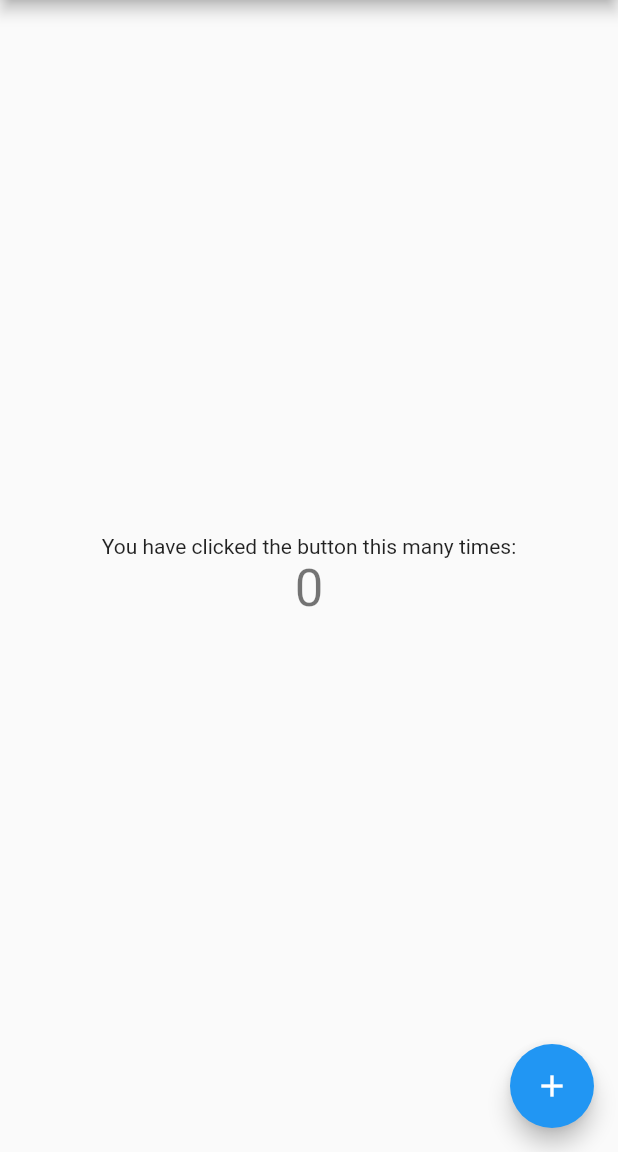
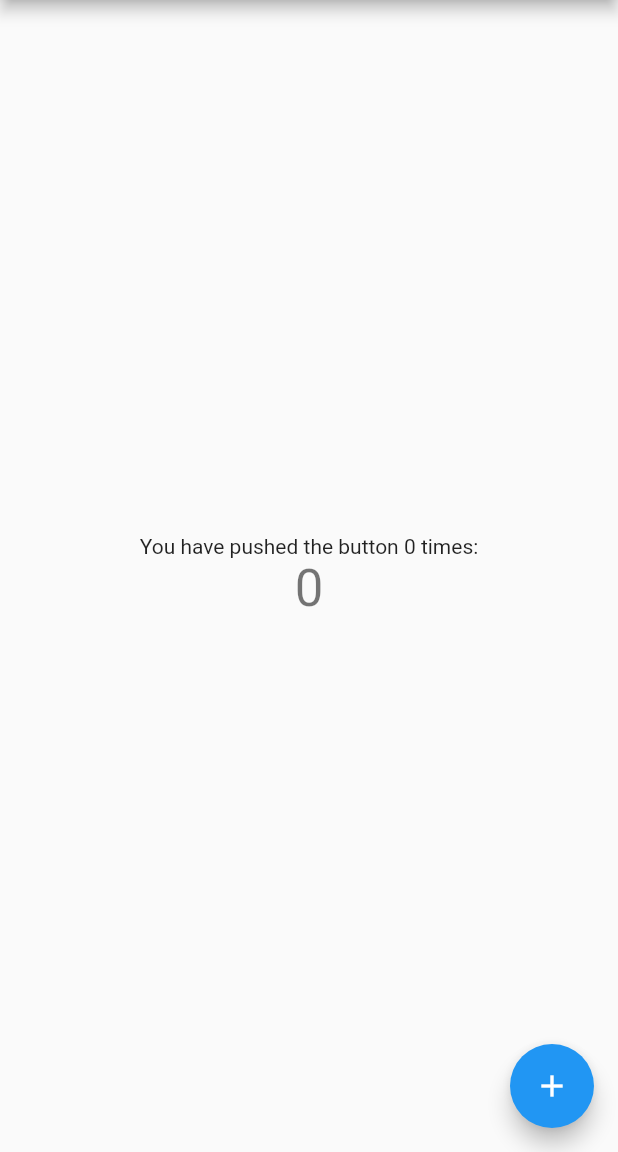
Before and after one commit to ntko/flutterhello, a Flutter app: the screen it shows after launch, on a phone screen of 412 x 824 dp, the part 84-1236 px from its top. Run offline on Flutter 3.47's test engine with Material 2 defaults, Android fonts, the phone set to English and light mode, and no system bars.

Commit message:
modified a little

```diff
--- a/lib/main.dart
+++ b/lib/main.dart
@@ -90,7 +90,7 @@ class _MyHomePageState extends State<MyHomePage> {
           mainAxisAlignment: MainAxisAlignment.center,
           children: <Widget>[
             new Text(
-              'You have clicked the button this many times:',
+              'You have pushed the button $_counter times:',
             ),
             new Text(
               '$_counter',
```
